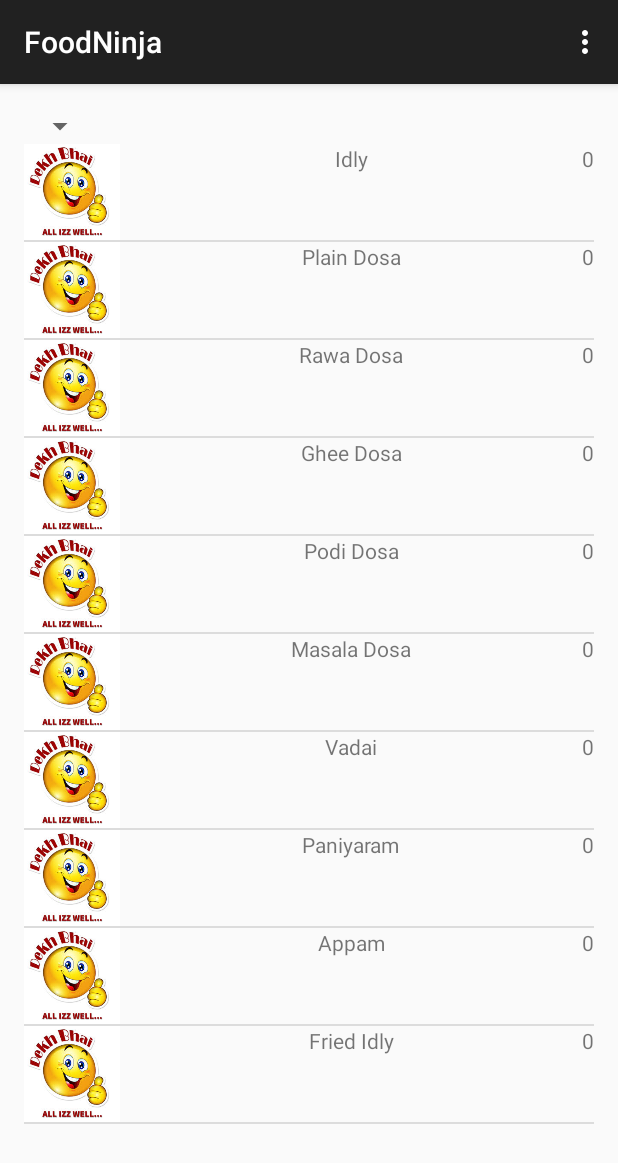
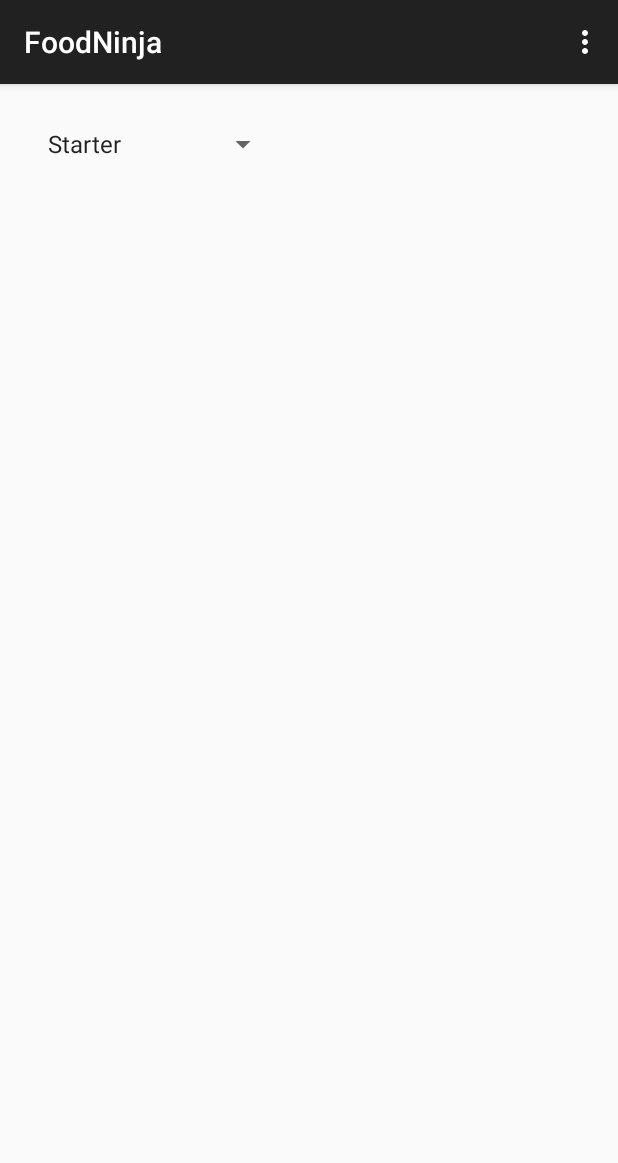
Before and after one commit to IOException722/TrainingProgram, an Android app: the screen it shows after launch (MainActivity), on a phone screen of 412 x 824 dp. Shown: the top 1163 px of the screen. Run offline under Robolectric (Android 15) with nearby library versions, the phone set to English and light mode, and no system bars.

Commit message:
Second Commit

```diff
--- a/app/src/main/java/matrimony/foodninja/MainActivity.java
+++ b/app/src/main/java/matrimony/foodninja/MainActivity.java
@@ -1,6 +1,7 @@
 package matrimony.foodninja;
 
 import android.support.v7.app.ActionBarActivity;
+
 import android.os.Bundle;
 import android.util.Log;
 import android.view.LayoutInflater;
@@ -8,15 +9,17 @@ import android.view.Menu;
 import android.view.MenuItem;
 import android.view.View;
 import android.view.ViewGroup;
+import android.widget.AdapterView;
 import android.widget.ArrayAdapter;
 import android.widget.BaseAdapter;
 import android.widget.ImageView;
 import android.widget.ListView;
+import android.widget.Spinner;
+import android.widget.SpinnerAdapter;
 import android.widget.TextView;
 import java.util.ArrayList;
 import java.util.Arrays;
 import java.util.InputMismatchException;
-
 
 public class MainActivity extends ActionBarActivity {
     ListView mListView;
@@ -28,28 +31,48 @@ public class MainActivity extends ActionBarActivity {
     LayoutInflater mInflater;
     MyAdapter myAdapter;
     Integer [] quantity={0,0,0,0,0,0,0,0,0,0};
-
+    String [] food = {"Starter", "Main Course", "Launch"};
+    Boolean[] foodselected = {false, false, false};
+    Spinner mDyanamicSpinner;
+    SpinnerAdapter mSpinnerAdapter;
+    ArrayList<String> mSpinnerList;
     @Override
     protected void onCreate(Bundle savedInstanceState) {
-
         super.onCreate(savedInstanceState);
         setContentView(R.layout.activity_main);
         mListView= (ListView) findViewById(R.id.list_view_1);
         mFoodImageList = new ArrayList<Integer>(Arrays.asList(DataClass.imageData));
         mFoodList = new ArrayList<String>(Arrays.asList(getResources().getStringArray(R.array.food_starter)));
+        mDyanamicSpinner = (Spinner)findViewById(R.id.spinner1);
+        mSpinnerList = new ArrayList<String>(Arrays.asList(food));
+        mSpinnerAdapter = new ArrayAdapter<String>(this,android.R.layout.simple_list_item_1,android.R.id.text1,mSpinnerList);
+        mDyanamicSpinner.setAdapter(mSpinnerAdapter);
 
-     //mFoodPrice = new ArrayList<Integer>(Arrays.asList(getResources().getIntArray(R.array.foodquantity)));
+        mDyanamicSpinner.setOnItemSelectedListener(new AdapterView.OnItemSelectedListener() {
+            @Override
+            public void onItemSelected(AdapterView<?> parent, View view, int position, long id) {
 
-        mFoodQty = new ArrayList<Integer>(Arrays.asList(quantity));
-        mInflater = getLayoutInflater();
-        mListView = (ListView)findViewById(R.id.list_view_1);
-        myAdapter = new MyAdapter();
-        mListView.setAdapter(myAdapter);
+                /*Log.v("item selected", mSpinnerList.get(position).toString());*/
+                foodselected[position] = true;
 
-        void printInLOg()
-    {
-        Log.v("PRINT"."vgjkncklsdcsdc");
-    }
+            }
+
+            @Override
+            public void onNothingSelected(AdapterView<?> parent) {
+
+                Log.v("nothing", "nothing");
+            }
+        });
+
+        //mFoodPrice = new ArrayList<Integer>(Arrays.asList(getResources().getIntArray(R.array.foodquantity)));
+
+        if(foodselected[0]) {
+            mFoodQty = new ArrayList<Integer>(Arrays.asList(quantity));
+            mInflater = getLayoutInflater();
+            mListView = (ListView) findViewById(R.id.list_view_1);
+            myAdapter = new MyAdapter();
+            mListView.setAdapter(myAdapter);
+        }
 
     }
 
--- a/app/src/main/res/layout/activity_main.xml
+++ b/app/src/main/res/layout/activity_main.xml
@@ -5,14 +5,12 @@
     android:paddingTop="@dimen/activity_vertical_margin"
     android:paddingBottom="@dimen/activity_vertical_margin" tools:context=".MainActivity">
 
-
     <Spinner
         android:id="@+id/spinner1"
         android:layout_width="wrap_content"
         android:layout_height="wrap_content"
 
       />
-
 
     <ListView
         android:layout_below="@+id/spinner1"
--- a/app/src/main/res/values/strings.xml
+++ b/app/src/main/res/values/strings.xml
@@ -17,18 +17,5 @@
         <item>Fried Idly</item>
     </string-array>
 
-    <integer-array name="foodquantity">
-        <item>0</item>
-        <item>0</item>
-        <item>0</item>
-        <item>0</item>
-        <item>0</item>
-        <item>0</item>
-        <item>0</item>
-        <item>0</item>
-        <item>0</item>
-        <item>0</item>
-
-    </integer-array>
 
 </resources>
```
Also changed, not shown: 208 other files.
